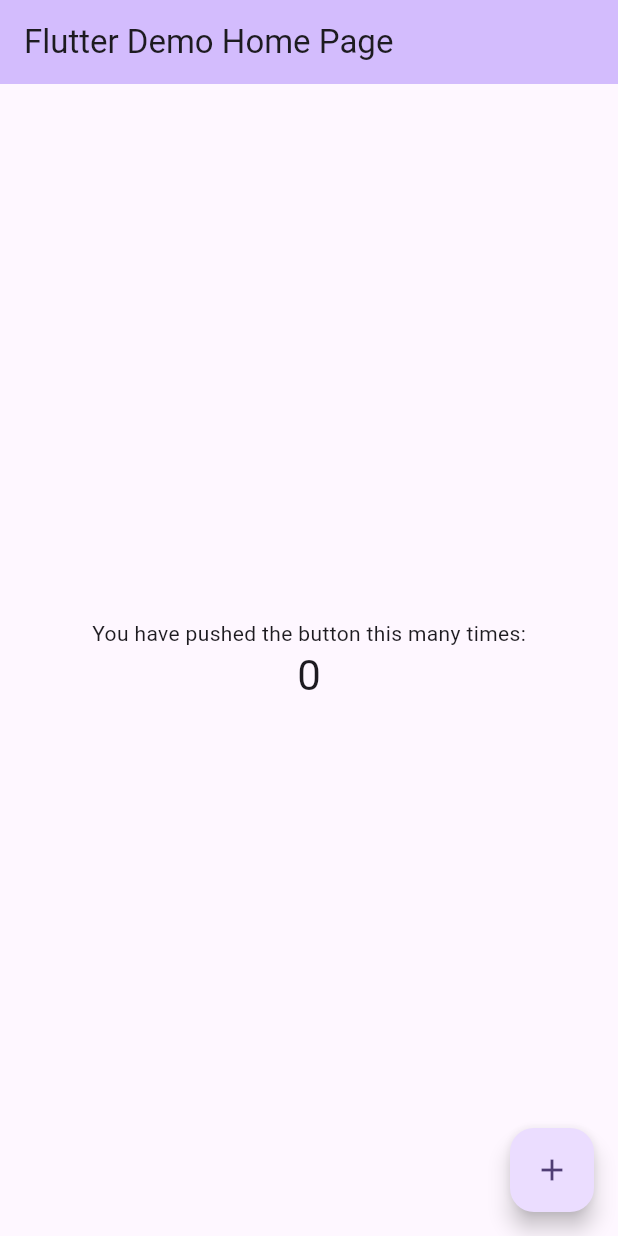
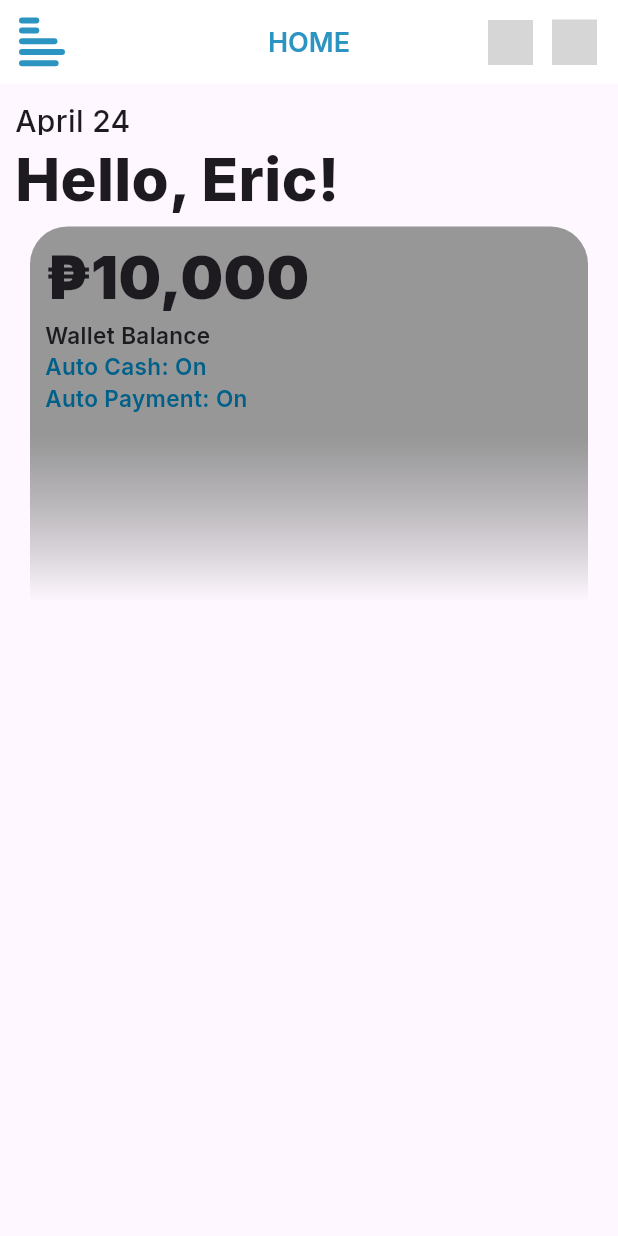
Before and after one commit to chisei00/bill_ang, a Flutter app: the screen it shows after launch, on a phone screen of 412 x 824 dp. Run offline on Flutter 3.47's test engine with Material 3 defaults, Android fonts, the phone set to English and light mode, and no system bars; our stand-ins replace device_preview, flutter_svg, google_fonts; grey boxes are pictures that could not be loaded.

Commit message:
v2: Updated home: inDevelopment Dashboard

```diff
--- a/lib/main.dart
+++ b/lib/main.dart
@@ -1,7 +1,27 @@
+import 'dart:ui';
+
 import 'package:flutter/material.dart';
+import 'package:device_preview/device_preview.dart';
+import 'package:flutter_svg/flutter_svg.dart';
+import 'package:google_fonts/google_fonts.dart';
+import 'package:intl/intl.dart';
+
+/* Authored by: Jerkins Genesis Naldoza
+Company: Jerk Enterprises
+Project: Bill-Ang
+Feature: [BLNG-S02] Homepage
+Description: Homepage for Bill-Ang
+ */
+
+//Tying all other pages to the homepage or the base of the app
 
 void main() {
-  runApp(const MyApp());
+  runApp(
+    DevicePreview(
+      enabled: true,
+      builder: (context) => const MyApp(),
+    ),
+  );
 }
 
 class MyApp extends StatelessWidget {
@@ -11,115 +31,158 @@
   @override
   Widget build(BuildContext context) {
     return MaterialApp(
+      useInheritedMediaQuery: true,
+      locale: DevicePreview.locale(context),
+      builder: DevicePreview.appBuilder,
       title: 'Flutter Demo',
       theme: ThemeData(
-        // This is the theme of your application.
-        //
-        // TRY THIS: Try running your application with "flutter run". You'll see
-        // the application has a purple toolbar. Then, without quitting the app,
-        // try changing the seedColor in the colorScheme below to Colors.green
-        // and then invoke "hot reload" (save your changes or press the "hot
-        // reload" button in a Flutter-supported IDE, or press "r" if you used
-        // the command line to start the app).
-        //
-        // Notice that the counter didn't reset back to zero; the application
-        // state is not lost during the reload. To reset the state, use hot
-        // restart instead.
-        //
-        // This works for code too, not just values: Most code changes can be
-        // tested with just a hot reload.
         colorScheme: ColorScheme.fromSeed(seedColor: Colors.deepPurple),
         useMaterial3: true,
       ),
-      home: const MyHomePage(title: 'Flutter Demo Home Page'),
+      home: Home(),
     );
   }
 }
 
-class MyHomePage extends StatefulWidget {
-  const MyHomePage({super.key, required this.title});
-
-  // This widget is the home page of your application. It is stateful, meaning
-  // that it has a State object (defined below) that contains fields that affect
-  // how it looks.
-
-  // This class is the configuration for the state. It holds the values (in this
-  // case the title) provided by the parent (in this case the App widget) and
-  // used by the build method of the State. Fields in a Widget subclass are
-  // always marked "final".
-
-  final String title;
-
-  @override
-  State<MyHomePage> createState() => _MyHomePageState();
-}
-
-class _MyHomePageState extends State<MyHomePage> {
-  int _counter = 0;
-
-  void _incrementCounter() {
-    setState(() {
-      // This call to setState tells the Flutter framework that something has
-      // changed in this State, which causes it to rerun the build method below
-      // so that the display can reflect the updated values. If we changed
-      // _counter without calling setState(), then the build method would not be
-      // called again, and so nothing would appear to happen.
-      _counter++;
-    });
-  }
+class Home extends StatelessWidget {
+  const Home({super.key});
 
   @override
   Widget build(BuildContext context) {
-    // This method is rerun every time setState is called, for instance as done
-    // by the _incrementCounter method above.
-    //
-    // The Flutter framework has been optimized to make rerunning build methods
-    // fast, so that you can just rebuild anything that needs updating rather
-    // than having to individually change instances of widgets.
     return Scaffold(
       appBar: AppBar(
-        // TRY THIS: Try changing the color here to a specific color (to
-        // Colors.amber, perhaps?) and trigger a hot reload to see the AppBar
-        // change color while the other colors stay the same.
-        backgroundColor: Theme.of(context).colorScheme.inversePrimary,
-        // Here we take the value from the MyHomePage object that was created by
-        // the App.build method, and use it to set our appbar title.
-        title: Text(widget.title),
+      title:  Text("HOME",
+      style: GoogleFonts.inter(
+      color:  Color(0xFF2C94C1),
+      fontSize: 18,
+      fontWeight: FontWeight.w600, )),
+      centerTitle: true,
+      elevation: 0,
+      backgroundColor: Colors.white,
+      leading: Container(
+        height: 3,
+        width: 3,
+        padding:const EdgeInsets.all(10),
+        child: SvgPicture.asset('assets/icons/Logo.svg'),
       ),
-      body: Center(
-        // Center is a layout widget. It takes a single child and positions it
-        // in the middle of the parent.
-        child: Column(
-          // Column is also a layout widget. It takes a list of children and
-          // arranges them vertically. By default, it sizes itself to fit its
-          // children horizontally, and tries to be as tall as its parent.
-          //
-          // Column has various properties to control how it sizes itself and
-          // how it positions its children. Here we use mainAxisAlignment to
-          // center the children vertically; the main axis here is the vertical
-          // axis because Columns are vertical (the cross axis would be
-          // horizontal).
-          //
-          // TRY THIS: Invoke "debug painting" (choose the "Toggle Debug Paint"
-          // action in the IDE, or press "p" in the console), to see the
-          // wireframe for each widget.
-          mainAxisAlignment: MainAxisAlignment.center,
-          children: <Widget>[
-            const Text(
-              'You have pushed the button this many times:',
+      actions: <Widget>[
+        IconButton(
+        splashRadius: 0.0001,
+        padding: const EdgeInsets.all(0),
+        onPressed: () {},
+        icon: Image.asset("icons/qr.png", height: 30)),
+        IconButton(
+        splashRadius: 0.0001,
+        padding: const EdgeInsets.fromLTRB(0,10,10,10),
+        onPressed: () {},
+        icon: SvgPicture.asset("icons/Notification.svg", height: 30))
+      ],
+      ),
+    body: Column(
+      children: [
+        Container(
+          alignment: Alignment.centerLeft,
+          margin: const EdgeInsets.fromLTRB(0, 10, 0, 0),
+          padding: const EdgeInsets.fromLTRB(10, 0, 0, 1),
+          height: 25,
+          child: Text(
+            DateFormat.MMMMd().format(DateTime.now()),
+            style: GoogleFonts.inter(
+              fontSize: 20,
+              fontWeight: FontWeight.w500
             ),
-            Text(
-              '$_counter',
-              style: Theme.of(context).textTheme.headlineMedium,
+          ),
+        ),
+        Container(
+          alignment: Alignment.centerLeft,
+          padding: const EdgeInsets.fromLTRB(10,0,0,3),
+          margin: const EdgeInsets.all(0),
+          child:  Text(
+            'Hello, Eric!',
+            style: GoogleFonts.inter(
+              fontSize: 40,
+              fontWeight: FontWeight.w800
             ),
-          ],
+          ),
         ),
-      ),
-      floatingActionButton: FloatingActionButton(
-        onPressed: _incrementCounter,
-        tooltip: 'Increment',
-        child: const Icon(Icons.add),
-      ), // This trailing comma makes auto-formatting nicer for build methods.
+        Container(
+          height: 278,
+          width: 372,
+          decoration: BoxDecoration(
+            borderRadius: BorderRadius.circular(25),
+            gradient: const LinearGradient(
+              colors:[
+                Color.fromARGB(255, 151, 151, 151),
+                Color.fromARGB(255, 151, 151, 151),
+                Color.fromARGB(0, 121, 121, 121)
+              ],
+              stops: [0.1, 0.50 ,0.90],
+              begin: Alignment.topCenter,
+              end: Alignment.bottomCenter,
+            ),
+          ),
+           child: Column(
+            children: [
+              Container(
+                alignment: Alignment.topLeft,
+                margin: EdgeInsets.fromLTRB(0, 0, 0, 0),
+                child: Padding(
+                  padding: EdgeInsets.fromLTRB(10, 5, 0, 0),
+                  child:Text(
+                  '₱10,000',
+                    style: GoogleFonts.inter(
+                    fontSize: 40,
+                    fontWeight: FontWeight.w900
+                  ), //GoogleFonts
+                ),
+                ),
+              ),
+              Container(
+                alignment: Alignment.topLeft,
+                child:  Padding(
+                  padding: EdgeInsets.fromLTRB(10, 0, 0, 0),
+                  child: Text(
+                    'Wallet Balance',
+                    style: GoogleFonts.inter(
+                      fontSize: 15,
+                      fontWeight: FontWeight.w600
+                    ),
+                  ),
+                ),
+              ),
+              Container(
+                alignment: Alignment.topLeft,
+                child:  Padding(
+                  padding: EdgeInsets.fromLTRB(10, 0, 0, 0),
+                  child: Text(
+                    'Auto Cash: On',
+                    style: GoogleFonts.inter(
+                      fontSize: 15,
+                      fontWeight: FontWeight.w600,
+                      color: Color(0xFF006089)
+                    ),
+                  ),
+                ),
+              ),
+              Container(
+                alignment: Alignment.topLeft,
+                child:  Padding(
+                  padding: EdgeInsets.fromLTRB(10, 0, 0, 0),
+                  child: Text(
+                    'Auto Payment: On',
+                    style: GoogleFonts.inter(
+                      fontSize: 15,
+                      fontWeight: FontWeight.w600,
+                      color: Color(0xFF006089)
+                    ),
+                  ),
+                ),
+              ),
+            ],
+           ),
+        ),
+      ],
+    ),
     );
   }
 }
```
Also changed, not shown: pubspec.yaml (+6 -2 lines), assets/icons/Logo.png (added), assets/icons/Logo.svg (added), assets/icons/Notification.svg (added), assets/icons/eye.svg (added), assets/icons/qr.png (added), assets/icons/qrcode.svg (added), pubspec.lock, 1 other file.
